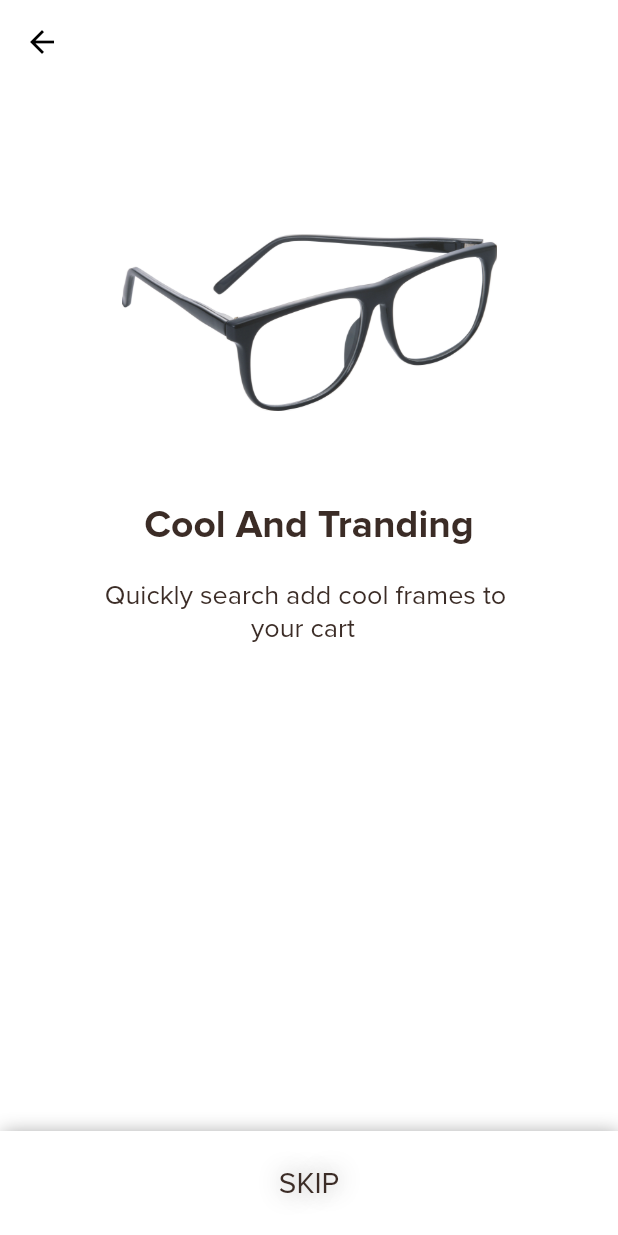
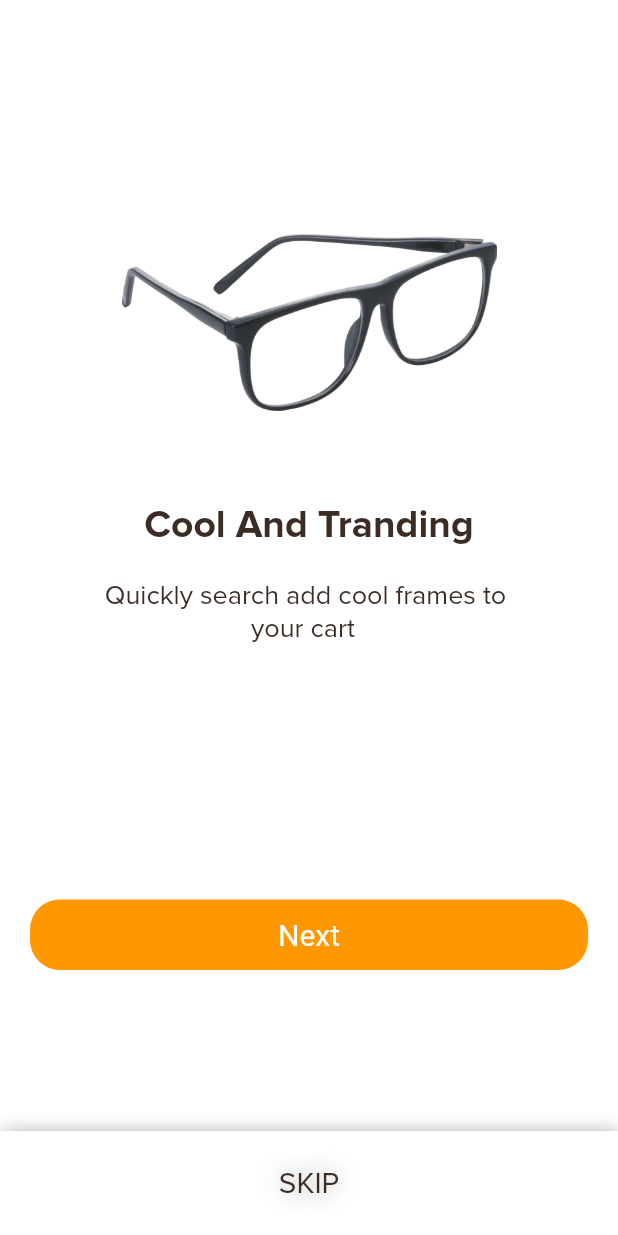
Before and after one commit to hgajipara246/lenskart, a Flutter app: the PageOne screen opened directly, on a phone screen of 412 x 824 dp. Run offline on Flutter 3.47's test engine with Material 2 defaults, Android fonts, the phone set to English and light mode, and no system bars.

Commit message:
7/4/2023

```diff
--- a/lib/eight_product_page.dart
+++ b/lib/eight_product_page.dart
@@ -176,7 +176,7 @@ class _ProductPageState extends State<ProductPage> {
                         style: TextStyle(
                           fontFamily: "ProximaNova",
                           fontWeight: FontWeight.w700,
-                          fontSize: 20,
+                          fontSize: 16,
                           color: Color(0xFFFFFFFF),
                         ),
                       )
--- a/lib/four_page_one.dart
+++ b/lib/four_page_one.dart
@@ -1,4 +1,5 @@
 import 'package:flutter/material.dart';
+import 'package:lenskart/five_page_two.dart';
 
 class PageOne extends StatefulWidget {
   const PageOne({Key? key}) : super(key: key);
@@ -11,7 +12,16 @@ class _PageOneState extends State<PageOne> {
   @override
   Widget build(BuildContext context) {
     return Scaffold(
-      bottomNavigationBar: Container(
+      bottomNavigationBar: InkWell(
+        onTap: () {
+          Navigator.push(
+            context,
+            MaterialPageRoute(
+              builder: (context) => PageTwo(),
+            ),
+          );
+        },
+        child: Container(
             height: 70,
             decoration: const BoxDecoration(
               color: Colors.white,
@@ -41,14 +51,11 @@ class _PageOneState extends State<PageOne> {
                 ),
               ),
             )),
+      ),
       backgroundColor: const Color(0xFFFFFFFF),
       appBar: AppBar(
         backgroundColor: const Color(0xFFFFFFFF),
         elevation: 0,
-        leading: const Icon(
-          Icons.arrow_back_outlined,
-          color: Color(0xFF000000),
-        ),
       ),
       body: SafeArea(
         child: SingleChildScrollView(
@@ -90,13 +97,35 @@ class _PageOneState extends State<PageOne> {
                     ),
                   ),
                   const SizedBox(
-                  height: 200,
+                    height: 170,
                   ),
                 ],
               ),
+              Padding(
+                padding: const EdgeInsets.symmetric(horizontal: 20),
+                child: Container(
+                  width: double.infinity,
+                  decoration: BoxDecoration(
+                    color: Colors.orange,
+                    borderRadius: BorderRadius.circular(20),
+                  ),
+                  child: Center(
+                      child: Padding(
+                    padding: const EdgeInsets.all(12.0),
+                    child: Text(
+                      "Next",
+                      style: TextStyle(
+                        color: Colors.white,
+                        fontSize: 20,
+                      ),
+                    ),
+                  )),
+                ),
+              ),
             ],
           ),
-      )),
+        ),
+      ),
     );
   }
 }
--- a/lib/main.dart
+++ b/lib/main.dart
@@ -1,5 +1,5 @@
 import 'package:flutter/material.dart';
-import 'package:lenskart/one_sign_in.dart';
+import 'package:lenskart/four_page_one.dart';
 
 void main() {
   runApp(const MyApp());
@@ -15,7 +15,7 @@ class MyApp extends StatelessWidget {
       title: 'lenskart screen',
       debugShowCheckedModeBanner: false,
       theme: ThemeData(),
-      home: const SignIn(),
+      home: const PageOne(),
     );
   }
 }
--- a/lib/six_page_three.dart
+++ b/lib/six_page_three.dart
@@ -11,7 +11,8 @@ class _PageThreeState extends State<PageThree> {
   @override
   Widget build(BuildContext context) {
     return Scaffold(
-      bottomNavigationBar: Container(
+      bottomNavigationBar: InkWell(
+        child: Container(
             height: 70,
             decoration: const BoxDecoration(
               color: Colors.white,
@@ -41,6 +42,7 @@ class _PageThreeState extends State<PageThree> {
                 ),
               ),
             )),
+      ),
       backgroundColor: const Color(0xFFFFFFFF),
       appBar: AppBar(
         backgroundColor: const Color(0xFFFFFFFF),
```
Also changed, not shown: lib/five_page_two.dart (+33 -1 lines), lib/one_sign_in.dart (+37 -3 lines), lib/seven_home_page.dart (+34 -3 lines), lib/three_create_account.dart (+12 -1 lines). Lines whose indentation alone changed are shown as unchanged.
